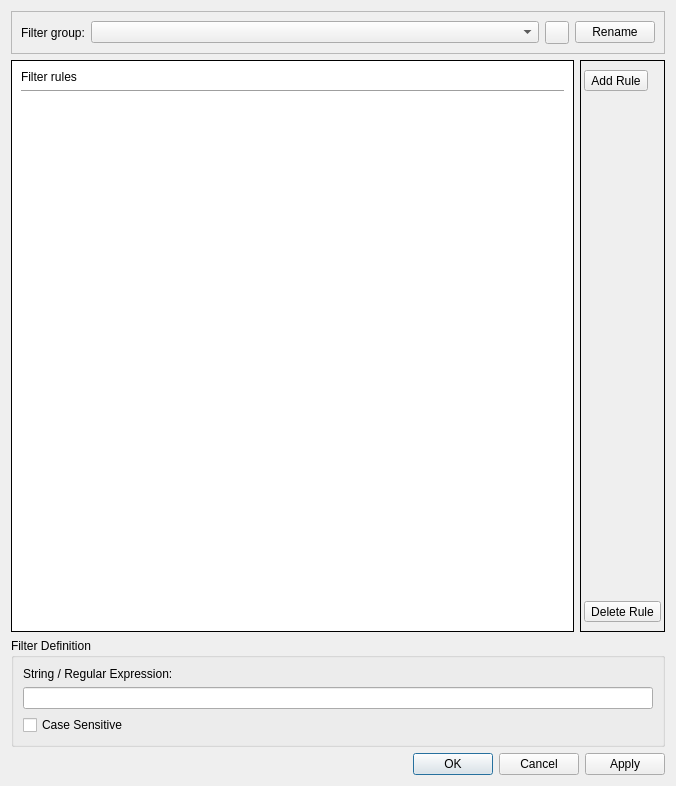
Before: the Qt Designer form src/gui/filter/FilterDialog.ui in tomvodi/QTail, drawn with Qt 5.
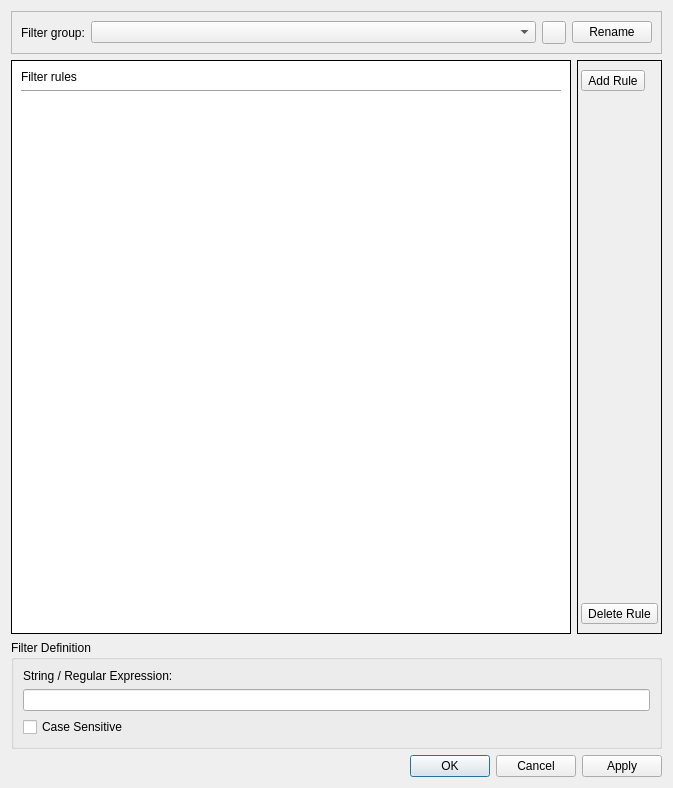
After: the same form once the commit is applied. Icons and pictures are not drawn.

```diff
--- a/src/gui/filter/FilterDialog.ui
+++ b/src/gui/filter/FilterDialog.ui
@@ -6,8 +6,8 @@
    <rect>
     <x>0</x>
     <y>0</y>
-    <width>676</width>
-    <height>786</height>
+    <width>673</width>
+    <height>788</height>
    </rect>
   </property>
   <property name="windowTitle">
@@ -51,10 +51,7 @@
       <item>
        <widget class="QListWidget" name="filtersListWidget">
         <property name="frameShape">
-         <enum>QFrame::Box</enum>
-        </property>
-        <property name="frameShadow">
-         <enum>QFrame::Plain</enum>
+         <enum>QFrame::NoFrame</enum>
         </property>
         <property name="lineWidth">
          <number>0</number>
```
Left out of the diff: 3 changed lines with no effect on the pictures.
